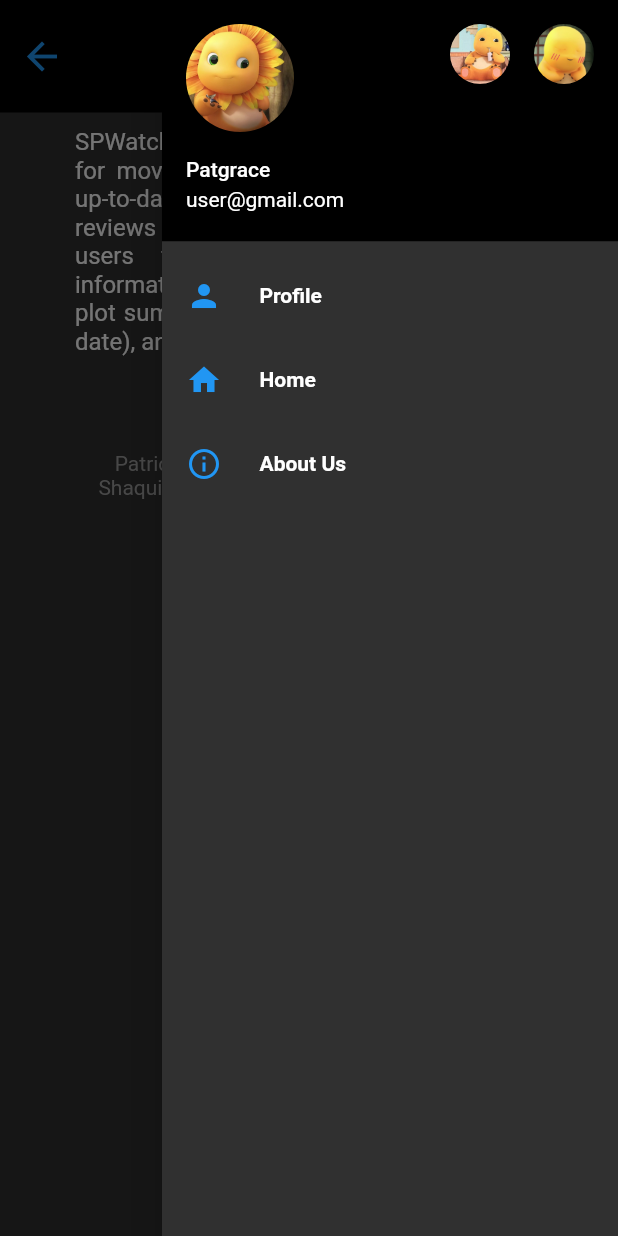
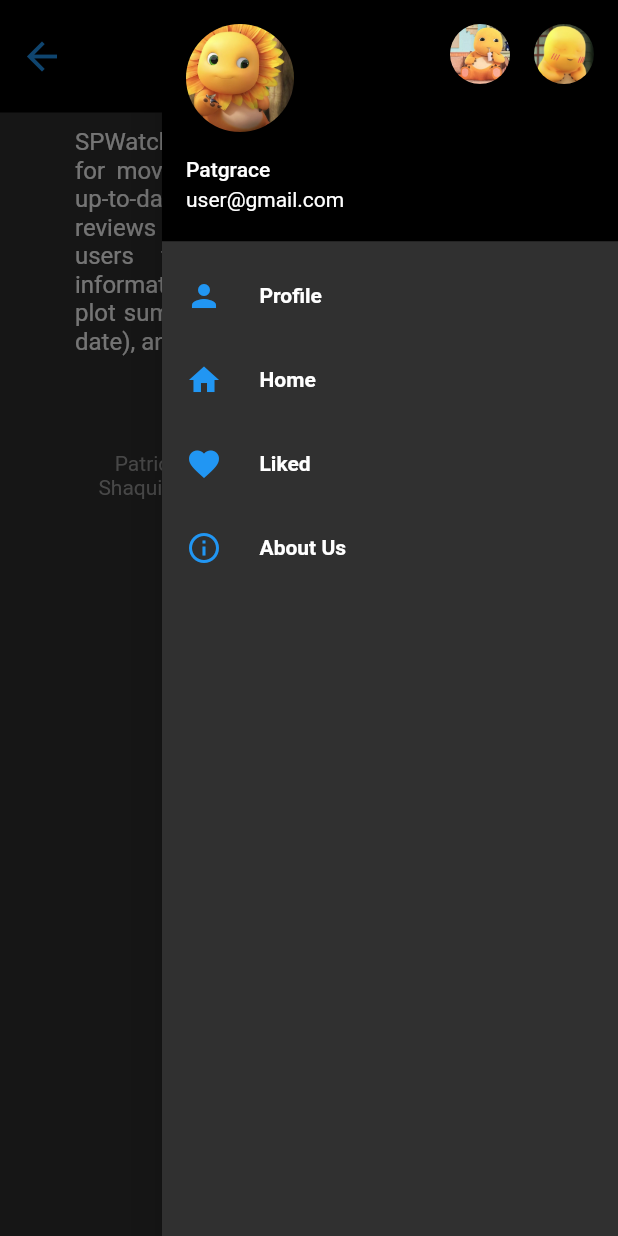
Before and after one commit to patgrace/Pmob_spwatch, a Flutter app: the AboutUsPage screen opened directly, with the side drawer open, on a phone screen of 412 x 824 dp. Run offline on Flutter 3.47's test engine with Material 2 defaults, Android fonts, the phone set to English and light mode, and no system bars; Roboto replaces fonts that are missing (Montserrat).

Commit message:
nambah liked pages

```diff
--- a/lib/drawer.dart
+++ b/lib/drawer.dart
@@ -4,6 +4,7 @@ import 'package:flutter/material.dart';
 import 'package:test_doang/pages/about_us.dart';
 import 'package:test_doang/pages/home.dart';
 import 'package:test_doang/pages/profile.dart';
+import 'package:test_doang/pages/liked.dart';
 
 class DrawerSide extends StatelessWidget {
   const DrawerSide({super.key});
@@ -19,8 +20,8 @@ class DrawerSide extends StatelessWidget {
               icon: Icons.person,
               text: 'Profile',
               onTap: () {
-                Navigator.push(
-                    context, MaterialPageRoute(builder: (context) => Profile()));
+                Navigator.push(context,
+                    MaterialPageRoute(builder: (context) => Profile()));
               }),
           _drawerItem(
               icon: Icons.home,
@@ -28,6 +29,13 @@ class DrawerSide extends StatelessWidget {
               onTap: () {
                 Navigator.push(
                     context, MaterialPageRoute(builder: (context) => Home()));
+              }),
+          _drawerItem(
+              icon: Icons.favorite,
+              text: 'Liked',
+              onTap: () {
+                Navigator.push(
+                    context, MaterialPageRoute(builder: (context) => Liked()));
               }),
           _drawerItem(
               icon: Icons.info_outline,
```
Also changed, not shown: lib/pages/liked.dart (added, +28 -0 lines).
